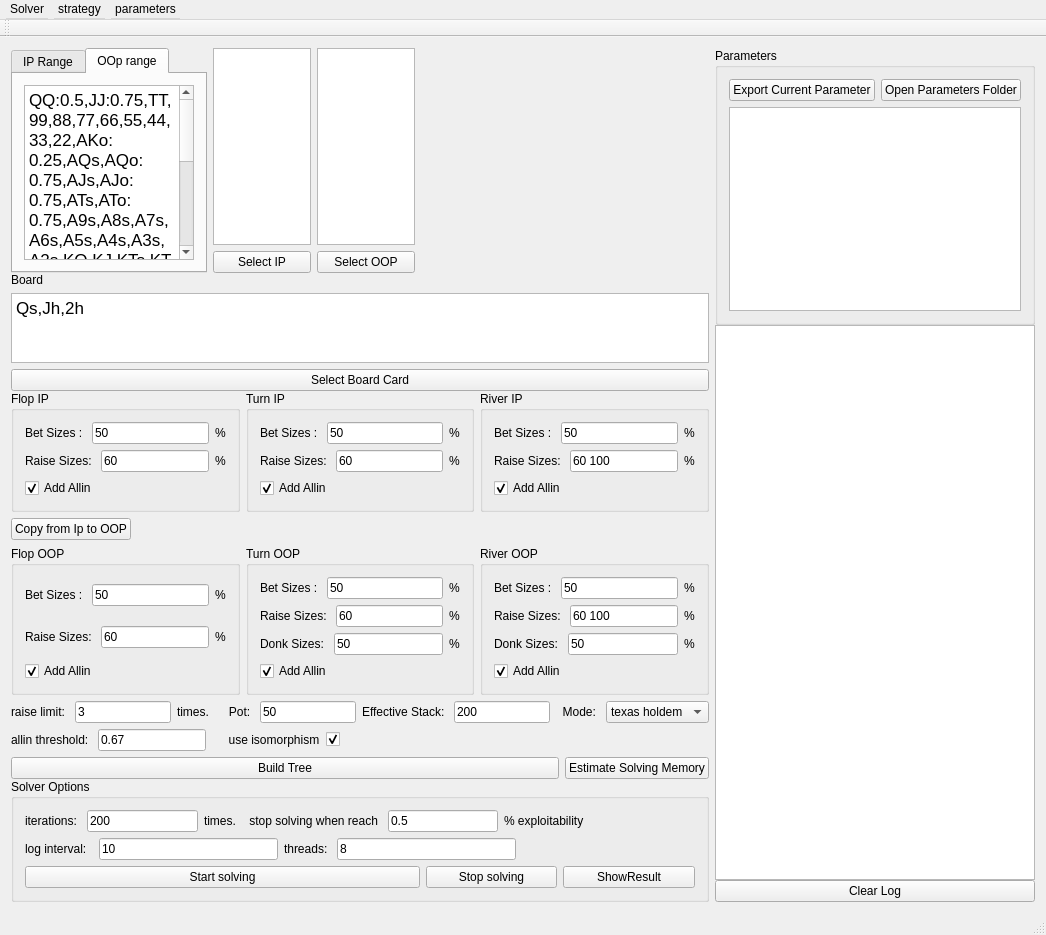
Before: the Qt Designer form mainwindow.ui in bupticybee/TexasSolver, drawn with Qt 5.
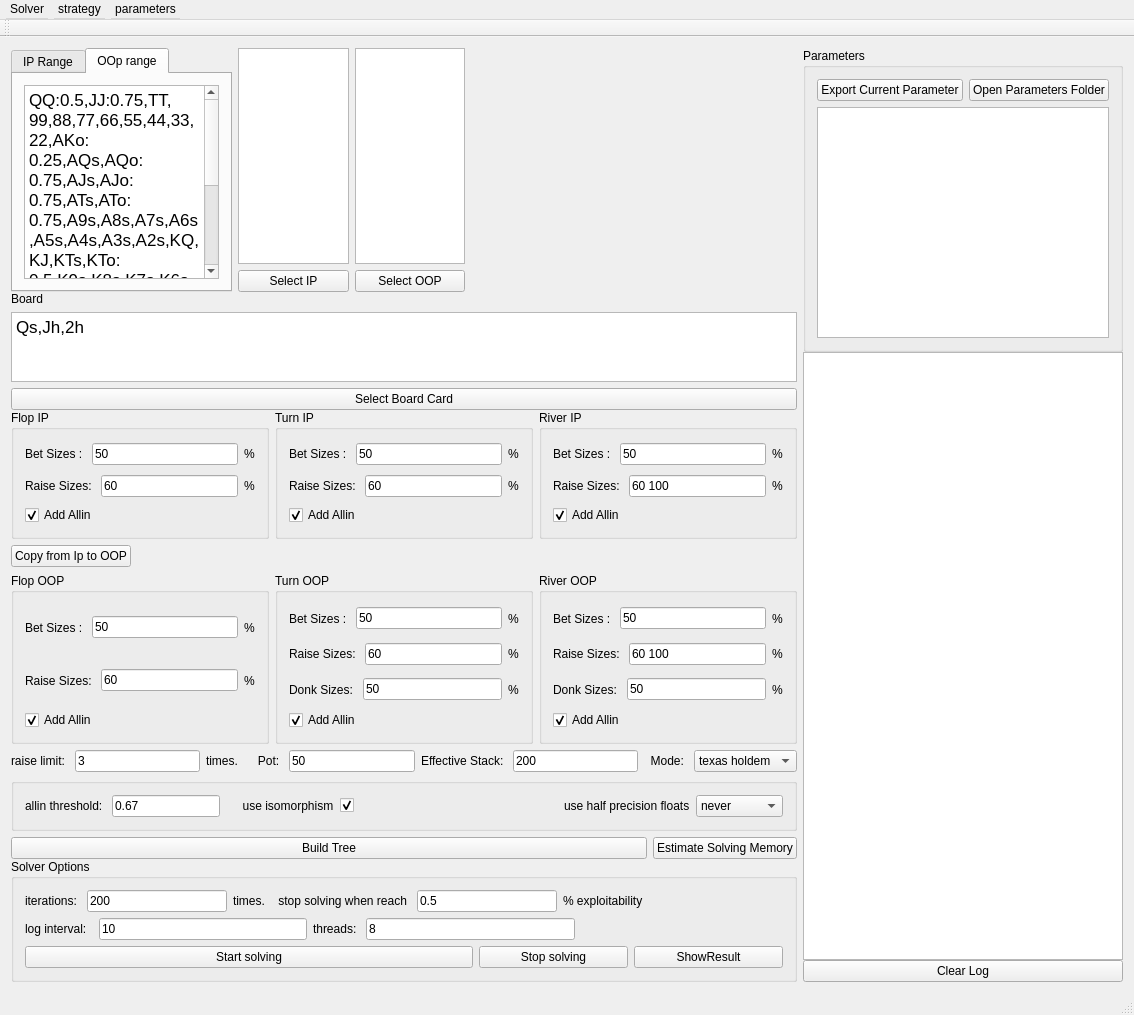
After: the same form once the commit is applied. Custom widgets are drawn as their Qt base class.

Commit message: Added ComboBox selection for half float option in gui TODO: save it like isomorphism with the output_parameters?

```diff
--- a/mainwindow.ui
+++ b/mainwindow.ui
@@ -6,8 +6,8 @@
    <rect>
     <x>0</x>
     <y>0</y>
-    <width>1046</width>
-    <height>935</height>
+    <width>1134</width>
+    <height>1015</height>
    </rect>
   </property>
   <property name="windowTitle">
@@ -56,9 +56,9 @@
                <widget class="DropTextEdit" name="oopRangeText">
                 <property name="html">
                  <string>&lt;!DOCTYPE HTML PUBLIC &quot;-//W3C//DTD HTML 4.0//EN&quot; &quot;http://www.w3.org/TR/REC-html40/strict.dtd&quot;&gt;
-&lt;html&gt;&lt;head&gt;&lt;meta name=&quot;qrichtext&quot; content=&quot;1&quot; /&gt;&lt;style type=&quot;text/css&quot;&gt;
+&lt;html&gt;&lt;head&gt;&lt;meta name=&quot;qrichtext&quot; content=&quot;1&quot; /&gt;&lt;meta charset=&quot;utf-8&quot; /&gt;&lt;style type=&quot;text/css&quot;&gt;
 p, li { white-space: pre-wrap; }
-&lt;/style&gt;&lt;/head&gt;&lt;body style=&quot; font-family:'SimSun'; font-size:9pt; font-weight:400; font-style:normal;&quot;&gt;
+&lt;/style&gt;&lt;/head&gt;&lt;body style=&quot; font-family:'Segoe UI'; font-size:9pt; font-weight:400; font-style:normal;&quot;&gt;
 &lt;p style=&quot; margin-top:0px; margin-bottom:0px; margin-left:0px; margin-right:0px; -qt-block-indent:0; text-indent:0px;&quot;&gt;&lt;span style=&quot; font-family:'.AppleSystemUIFont'; font-size:13pt;&quot;&gt;QQ:0.5,JJ:0.75,TT,99,88,77,66,55,44,33,22,AKo:0.25,AQs,AQo:0.75,AJs,AJo:0.75,ATs,ATo:0.75,A9s,A8s,A7s,A6s,A5s,A4s,A3s,A2s,KQ,KJ,KTs,KTo:0.5,K9s,K8s,K7s,K6s,K5s,K4s:0.5,K3s:0.5,K2s:0.5,QJ,QTs,Q9s,Q8s,Q7s,JTs,JTo:0.5,J9s,J8s,T9s,T8s,T7s,98s,97s,96s,87s,86s,76s,75s,65s,64s,54s,53s,43s&lt;/span&gt;&lt;/p&gt;&lt;/body&gt;&lt;/html&gt;</string>
                 </property>
                </widget>
@@ -139,9 +139,9 @@
          <widget class="QTextEdit" name="boardText">
           <property name="html">
            <string>&lt;!DOCTYPE HTML PUBLIC &quot;-//W3C//DTD HTML 4.0//EN&quot; &quot;http://www.w3.org/TR/REC-html40/strict.dtd&quot;&gt;
-&lt;html&gt;&lt;head&gt;&lt;meta name=&quot;qrichtext&quot; content=&quot;1&quot; /&gt;&lt;style type=&quot;text/css&quot;&gt;
+&lt;html&gt;&lt;head&gt;&lt;meta name=&quot;qrichtext&quot; content=&quot;1&quot; /&gt;&lt;meta charset=&quot;utf-8&quot; /&gt;&lt;style type=&quot;text/css&quot;&gt;
 p, li { white-space: pre-wrap; }
-&lt;/style&gt;&lt;/head&gt;&lt;body style=&quot; font-family:'SimSun'; font-size:9pt; font-weight:400; font-style:normal;&quot;&gt;
+&lt;/style&gt;&lt;/head&gt;&lt;body style=&quot; font-family:'Segoe UI'; font-size:9pt; font-weight:400; font-style:normal;&quot;&gt;
 &lt;p style=&quot; margin-top:0px; margin-bottom:0px; margin-left:0px; margin-right:0px; -qt-block-indent:0; text-indent:0px;&quot;&gt;&lt;span style=&quot; font-family:'.AppleSystemUIFont'; font-size:13pt;&quot;&gt;Qs,Jh,2h&lt;/span&gt;&lt;/p&gt;&lt;/body&gt;&lt;/html&gt;</string>
           </property>
          </widget>
@@ -771,7 +771,8 @@
            </layout>
           </item>
           <item>
-           <layout class="QHBoxLayout" name="horizontalLayout_54">
+           <widget class="QGroupBox" name="wasHorizontalLayout_54">
+            <layout class="QHBoxLayout" name="horizontalLayout_24">
             <item>
              <widget class="QLabel" name="label_75">
               <property name="text">
@@ -822,7 +823,34 @@
               </property>
              </spacer>
             </item>
-           </layout>
+             <item>
+              <widget class="QLabel" name="label_77">
+               <property name="text">
+                <string>use half precision floats</string>
+               </property>
+              </widget>
+             </item>
+             <item>
+              <widget class="QComboBox" name="useHalfFloats_box">
+               <item>
+                <property name="text">
+                 <string>never</string>
+                </property>
+               </item>
+               <item>
+                <property name="text">
+                 <string>River</string>
+                </property>
+               </item>
+               <item>
+                <property name="text">
+                 <string>Turn/River</string>
+                </property>
+               </item>
+              </widget>
+             </item>
+            </layout>
+           </widget>
           </item>
           <item>
            <layout class="QHBoxLayout" name="horizontalLayout_50" stretch="6,0">
@@ -1084,8 +1112,8 @@
     <rect>
      <x>0</x>
      <y>0</y>
-     <width>1046</width>
-     <height>23</height>
+     <width>1134</width>
+     <height>26</height>
     </rect>
    </property>
    <property name="minimumSize">
```
Left out of the diff: 4 changed lines with no effect on the pictures. Lines whose indentation alone changed are shown as unchanged. The commit also changes 1 other file.
